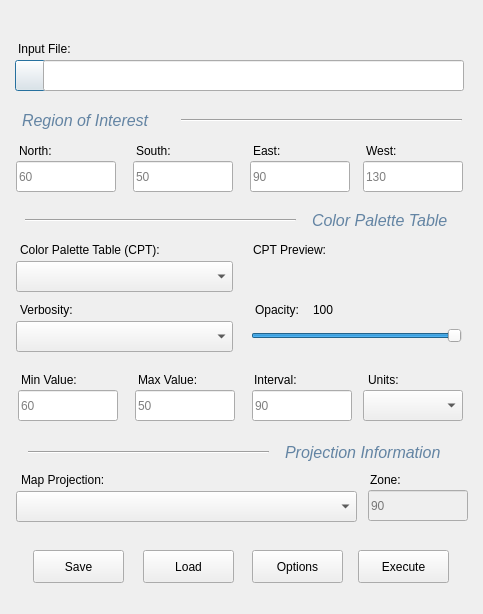
This is mapui/support/interfaces/interface.ui in cheapstr73/mapui as Qt 5 draws it before an edit. The edited form follows.
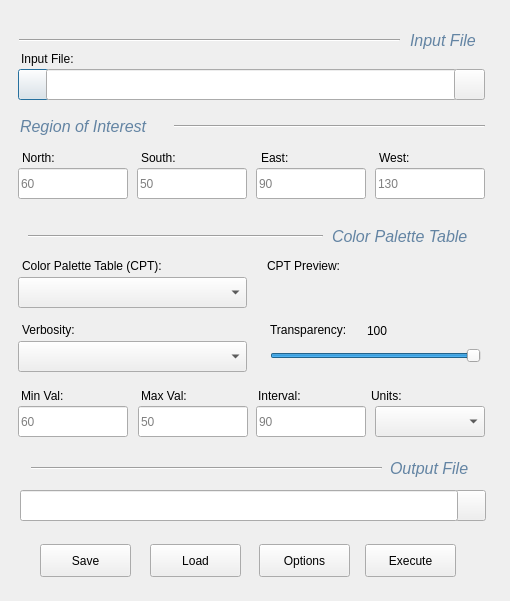
This is the edited form.

```diff
--- a/mapui/support/interfaces/interface.ui
+++ b/mapui/support/interfaces/interface.ui
@@ -6,18 +6,21 @@
    <rect>
     <x>0</x>
     <y>0</y>
-    <width>483</width>
-    <height>614</height>
+    <width>510</width>
+    <height>601</height>
    </rect>
   </property>
   <property name="windowTitle">
    <string>Create GMT Map</string>
   </property>
-  <widget class="QPushButton" name="btn_open_file">
+  <property name="toolTip">
+   <string>Auto Populate Input File Values</string>
+  </property>
+  <widget class="QPushButton" name="btn_file_input">
    <property name="geometry">
     <rect>
-     <x>15</x>
-     <y>60</y>
+     <x>18</x>
+     <y>69</y>
      <width>31</width>
      <height>31</height>
     </rect>
@@ -30,33 +33,33 @@
    <property name="geometry">
     <rect>
      <x>21</x>
-     <y>371</y>
+     <y>387</y>
      <width>71</width>
      <height>17</height>
     </rect>
    </property>
    <property name="text">
-    <string>Min Value:</string>
+    <string>Min Val:</string>
    </property>
   </widget>
   <widget class="QLabel" name="label_2">
    <property name="geometry">
     <rect>
-     <x>138</x>
-     <y>371</y>
+     <x>141</x>
+     <y>387</y>
      <width>71</width>
      <height>17</height>
     </rect>
    </property>
    <property name="text">
-    <string>Max Value:</string>
+    <string>Max Val:</string>
    </property>
   </widget>
   <widget class="QLabel" name="label_3">
    <property name="geometry">
     <rect>
-     <x>254</x>
-     <y>371</y>
+     <x>258</x>
+     <y>387</y>
      <width>71</width>
      <height>17</height>
     </rect>
@@ -68,8 +71,8 @@
   <widget class="QLabel" name="label_4">
    <property name="geometry">
     <rect>
-     <x>136</x>
-     <y>142</y>
+     <x>141</x>
+     <y>149</y>
      <width>71</width>
      <height>17</height>
     </rect>
@@ -81,9 +84,9 @@
   <widget class="QLineEdit" name="txt_north">
    <property name="geometry">
     <rect>
-     <x>16</x>
-     <y>161</y>
-     <width>100</width>
+     <x>18</x>
+     <y>168</y>
+     <width>110</width>
      <height>31</height>
     </rect>
    </property>
@@ -97,9 +100,9 @@
   <widget class="QLineEdit" name="txt_south">
    <property name="geometry">
     <rect>
-     <x>133</x>
-     <y>161</y>
-     <width>100</width>
+     <x>137</x>
+     <y>168</y>
+     <width>110</width>
      <height>31</height>
     </rect>
    </property>
@@ -113,8 +116,8 @@
   <widget class="QLabel" name="label_5">
    <property name="geometry">
     <rect>
-     <x>253</x>
-     <y>142</y>
+     <x>261</x>
+     <y>149</y>
      <width>71</width>
      <height>17</height>
     </rect>
@@ -126,9 +129,9 @@
   <widget class="QLineEdit" name="txt_east">
    <property name="geometry">
     <rect>
-     <x>250</x>
-     <y>161</y>
-     <width>100</width>
+     <x>256</x>
+     <y>168</y>
+     <width>110</width>
      <height>31</height>
     </rect>
    </property>
@@ -142,8 +145,8 @@
   <widget class="QLabel" name="label_6">
    <property name="geometry">
     <rect>
-     <x>19</x>
-     <y>142</y>
+     <x>22</x>
+     <y>149</y>
      <width>71</width>
      <height>17</height>
     </rect>
@@ -155,8 +158,8 @@
   <widget class="QLabel" name="label_7">
    <property name="geometry">
     <rect>
-     <x>366</x>
-     <y>142</y>
+     <x>379</x>
+     <y>149</y>
      <width>71</width>
      <height>17</height>
     </rect>
@@ -168,9 +171,9 @@
   <widget class="QLineEdit" name="txt_west">
    <property name="geometry">
     <rect>
-     <x>363</x>
-     <y>161</y>
-     <width>100</width>
+     <x>375</x>
+     <y>168</y>
+     <width>110</width>
      <height>31</height>
     </rect>
    </property>
@@ -187,8 +190,8 @@
   <widget class="QLabel" name="label_9">
    <property name="geometry">
     <rect>
-     <x>368</x>
-     <y>371</y>
+     <x>371</x>
+     <y>387</y>
      <width>71</width>
      <height>17</height>
     </rect>
@@ -200,9 +203,9 @@
   <widget class="QComboBox" name="combo_cpt">
    <property name="geometry">
     <rect>
-     <x>16</x>
-     <y>261</y>
-     <width>217</width>
+     <x>18</x>
+     <y>277</y>
+     <width>229</width>
      <height>31</height>
     </rect>
    </property>
@@ -210,8 +213,8 @@
   <widget class="QLabel" name="label_10">
    <property name="geometry">
     <rect>
-     <x>20</x>
-     <y>241</y>
+     <x>22</x>
+     <y>257</y>
      <width>171</width>
      <height>17</height>
     </rect>
@@ -223,9 +226,9 @@
   <widget class="QComboBox" name="combo_verbosity">
    <property name="geometry">
     <rect>
-     <x>16</x>
-     <y>321</y>
-     <width>217</width>
+     <x>18</x>
+     <y>341</y>
+     <width>229</width>
      <height>31</height>
     </rect>
    </property>
@@ -233,8 +236,8 @@
   <widget class="QLabel" name="label_11">
    <property name="geometry">
     <rect>
-     <x>20</x>
-     <y>301</y>
+     <x>22</x>
+     <y>321</y>
      <width>111</width>
      <height>17</height>
     </rect>
@@ -243,34 +246,11 @@
     <string>Verbosity:</string>
    </property>
   </widget>
-  <widget class="QLineEdit" name="txt_input_file">
-   <property name="geometry">
-    <rect>
-     <x>43</x>
-     <y>60</y>
-     <width>421</width>
-     <height>31</height>
-    </rect>
-   </property>
-  </widget>
-  <widget class="QLabel" name="label_8">
-   <property name="geometry">
-    <rect>
-     <x>18</x>
-     <y>40</y>
-     <width>64</width>
-     <height>17</height>
-    </rect>
-   </property>
-   <property name="text">
-    <string>Input File:</string>
-   </property>
-  </widget>
   <widget class="QPushButton" name="btn_options">
    <property name="geometry">
     <rect>
-     <x>252</x>
-     <y>550</y>
+     <x>259</x>
+     <y>544</y>
      <width>91</width>
      <height>33</height>
     </rect>
@@ -282,9 +262,9 @@
   <widget class="Line" name="line">
    <property name="geometry">
     <rect>
-     <x>181</x>
-     <y>110</y>
-     <width>281</width>
+     <x>174</x>
+     <y>116</y>
+     <width>311</width>
      <height>20</height>
     </rect>
    </property>
@@ -386,8 +366,8 @@
   <widget class="QLabel" name="label_12">
    <property name="geometry">
     <rect>
-     <x>22</x>
-     <y>110</y>
+     <x>20</x>
+     <y>116</y>
      <width>151</width>
      <height>21</height>
     </rect>
@@ -496,8 +476,8 @@
   <widget class="QLabel" name="label_13">
    <property name="geometry">
     <rect>
-     <x>312</x>
-     <y>210</y>
+     <x>332</x>
+     <y>226</y>
      <width>161</width>
      <height>21</height>
     </rect>
@@ -606,9 +586,9 @@
   <widget class="Line" name="line_2">
    <property name="geometry">
     <rect>
-     <x>25</x>
-     <y>210</y>
-     <width>271</width>
+     <x>28</x>
+     <y>226</y>
+     <width>295</width>
      <height>20</height>
     </rect>
    </property>
@@ -710,8 +690,8 @@
   <widget class="QLabel" name="lbl_projection">
    <property name="geometry">
     <rect>
-     <x>21</x>
-     <y>471</y>
+     <x>24</x>
+     <y>660</y>
      <width>171</width>
      <height>17</height>
     </rect>
@@ -723,8 +703,8 @@
   <widget class="QComboBox" name="combo_projections">
    <property name="geometry">
     <rect>
-     <x>16</x>
-     <y>491</y>
+     <x>19</x>
+     <y>680</y>
      <width>341</width>
      <height>31</height>
     </rect>
@@ -733,8 +713,8 @@
   <widget class="QSlider" name="slider_opacity">
    <property name="geometry">
     <rect>
-     <x>251</x>
-     <y>326</y>
+     <x>270</x>
+     <y>346</y>
      <width>211</width>
      <height>20</height>
     </rect>
@@ -754,12 +734,18 @@
    <property name="orientation">
     <enum>Qt::Horizontal</enum>
    </property>
+   <property name="invertedAppearance">
+    <bool>false</bool>
+   </property>
+   <property name="invertedControls">
+    <bool>true</bool>
+   </property>
   </widget>
   <widget class="QLabel" name="label_14">
    <property name="geometry">
     <rect>
-     <x>253</x>
-     <y>241</y>
+     <x>267</x>
+     <y>257</y>
      <width>171</width>
      <height>17</height>
     </rect>
@@ -771,21 +757,21 @@
   <widget class="QLabel" name="label_15">
    <property name="geometry">
     <rect>
-     <x>255</x>
-     <y>301</y>
-     <width>61</width>
+     <x>270</x>
+     <y>321</y>
+     <width>91</width>
      <height>17</height>
     </rect>
    </property>
    <property name="text">
-    <string>Opacity:</string>
+    <string>Transparency:</string>
    </property>
   </widget>
   <widget class="QLabel" name="lbl_slider_value">
    <property name="geometry">
     <rect>
-     <x>313</x>
-     <y>301</y>
+     <x>367</x>
+     <y>322</y>
      <width>41</width>
      <height>17</height>
     </rect>
@@ -797,9 +783,9 @@
   <widget class="QWidget" name="horizontalLayoutWidget">
    <property name="geometry">
     <rect>
-     <x>249</x>
-     <y>260</y>
-     <width>221</width>
+     <x>263</x>
+     <y>276</y>
+     <width>231</width>
      <height>35</height>
     </rect>
    </property>
@@ -812,9 +798,9 @@
   <widget class="Line" name="line_3">
    <property name="geometry">
     <rect>
-     <x>28</x>
-     <y>442</y>
-     <width>241</width>
+     <x>31</x>
+     <y>458</y>
+     <width>351</width>
      <height>20</height>
     </rect>
    </property>
@@ -916,9 +902,9 @@
   <widget class="QLabel" name="label_16">
    <property name="geometry">
     <rect>
-     <x>285</x>
-     <y>442</y>
-     <width>181</width>
+     <x>390</x>
+     <y>458</y>
+     <width>91</width>
      <height>21</height>
     </rect>
    </property>
@@ -1020,15 +1006,15 @@
     </font>
    </property>
    <property name="text">
-    <string>Projection Information</string>
+    <string>Output File</string>
    </property>
   </widget>
   <widget class="QLineEdit" name="txt_cpt_interval">
    <property name="geometry">
     <rect>
-     <x>252</x>
-     <y>390</y>
-     <width>100</width>
+     <x>256</x>
+     <y>406</y>
+     <width>110</width>
      <height>31</height>
     </rect>
    </property>
@@ -1043,8 +1029,8 @@
    <property name="geometry">
     <rect>
      <x>18</x>
-     <y>390</y>
-     <width>100</width>
+     <y>406</y>
+     <width>110</width>
      <height>31</height>
     </rect>
    </property>
@@ -1058,9 +1044,9 @@
   <widget class="QLineEdit" name="txt_cpt_max">
    <property name="geometry">
     <rect>
-     <x>135</x>
-     <y>390</y>
-     <width>100</width>
+     <x>138</x>
+     <y>406</y>
+     <width>110</width>
      <height>31</height>
     </rect>
    </property>
@@ -1074,9 +1060,9 @@
   <widget class="QComboBox" name="combo_cpt_unit">
    <property name="geometry">
     <rect>
-     <x>363</x>
-     <y>390</y>
-     <width>100</width>
+     <x>375</x>
+     <y>406</y>
+     <width>110</width>
      <height>31</height>
     </rect>
    </property>
@@ -1087,8 +1073,8 @@
   <widget class="QPushButton" name="btn_save">
    <property name="geometry">
     <rect>
-     <x>33</x>
-     <y>550</y>
+     <x>40</x>
+     <y>544</y>
      <width>91</width>
      <height>33</height>
     </rect>
@@ -1100,8 +1086,8 @@
   <widget class="QPushButton" name="btn_load">
    <property name="geometry">
     <rect>
-     <x>143</x>
-     <y>550</y>
+     <x>150</x>
+     <y>544</y>
      <width>91</width>
      <height>33</height>
     </rect>
@@ -1115,7 +1101,7 @@
     <rect>
      <x>0</x>
      <y>0</y>
-     <width>491</width>
+     <width>511</width>
      <height>41</height>
     </rect>
    </property>
@@ -1124,8 +1110,8 @@
   <widget class="QPushButton" name="btn_execute">
    <property name="geometry">
     <rect>
-     <x>358</x>
-     <y>550</y>
+     <x>365</x>
+     <y>544</y>
      <width>91</width>
      <height>33</height>
     </rect>
@@ -1140,8 +1126,8 @@
    </property>
    <property name="geometry">
     <rect>
-     <x>368</x>
-     <y>490</y>
+     <x>371</x>
+     <y>679</y>
      <width>100</width>
      <height>31</height>
     </rect>
@@ -1156,8 +1142,8 @@
   <widget class="QLabel" name="label_17">
    <property name="geometry">
     <rect>
-     <x>370</x>
-     <y>471</y>
+     <x>373</x>
+     <y>660</y>
      <width>71</width>
      <height>17</height>
     </rect>
@@ -1166,49 +1152,657 @@
     <string>Zone:</string>
    </property>
   </widget>
-  <zorder>btn_open_file</zorder>
-  <zorder>label</zorder>
-  <zorder>label_2</zorder>
-  <zorder>label_3</zorder>
-  <zorder>label_4</zorder>
-  <zorder>txt_north</zorder>
-  <zorder>txt_south</zorder>
-  <zorder>label_5</zorder>
-  <zorder>txt_east</zorder>
-  <zorder>label_6</zorder>
-  <zorder>label_7</zorder>
-  <zorder>txt_west</zorder>
-  <zorder>label_9</zorder>
-  <zorder>combo_cpt</zorder>
-  <zorder>label_10</zorder>
-  <zorder>combo_verbosity</zorder>
-  <zorder>label_11</zorder>
-  <zorder>label_8</zorder>
-  <zorder>btn_options</zorder>
-  <zorder>line</zorder>
-  <zorder>label_12</zorder>
-  <zorder>label_13</zorder>
-  <zorder>line_2</zorder>
-  <zorder>lbl_projection</zorder>
-  <zorder>combo_projections</zorder>
-  <zorder>slider_opacity</zorder>
-  <zorder>label_14</zorder>
-  <zorder>label_15</zorder>
-  <zorder>lbl_slider_value</zorder>
-  <zorder>horizontalLayoutWidget</zorder>
-  <zorder>line_3</zorder>
-  <zorder>label_16</zorder>
-  <zorder>txt_cpt_interval</zorder>
-  <zorder>txt_cpt_min</zorder>
-  <zorder>txt_cpt_max</zorder>
-  <zorder>combo_cpt_unit</zorder>
-  <zorder>btn_save</zorder>
-  <zorder>btn_load</zorder>
-  <zorder>horizontalLayoutWidget_2</zorder>
-  <zorder>btn_execute</zorder>
-  <zorder>txt_cpt_interval_2</zorder>
-  <zorder>label_17</zorder>
-  <zorder>txt_input_file</zorder>
+  <widget class="QLabel" name="label_8">
+   <property name="geometry">
+    <rect>
+     <x>21</x>
+     <y>50</y>
+     <width>71</width>
+     <height>17</height>
+    </rect>
+   </property>
+   <property name="text">
+    <string>Input File:</string>
+   </property>
+  </widget>
+  <widget class="QLabel" name="label_18">
+   <property name="geometry">
+    <rect>
+     <x>410</x>
+     <y>30</y>
+     <width>81</width>
+     <height>21</height>
+    </rect>
+   </property>
+   <property name="palette">
+    <palette>
+     <active>
+      <colorrole role="WindowText">
+       <brush brushstyle="SolidPattern">
+        <color alpha="255">
+         <red>99</red>
+         <green>132</green>
+         <blue>163</blue>
+        </color>
+       </brush>
+      </colorrole>
+      <colorrole role="Text">
+       <brush brushstyle="SolidPattern">
+        <color alpha="255">
+         <red>82</red>
+         <green>141</green>
+         <blue>163</blue>
+        </color>
+       </brush>
+      </colorrole>
+      <colorrole role="PlaceholderText">
+       <brush brushstyle="SolidPattern">
+        <color alpha="128">
+         <red>82</red>
+         <green>141</green>
+         <blue>163</blue>
+        </color>
+       </brush>
+      </colorrole>
+     </active>
+     <inactive>
+      <colorrole role="WindowText">
+       <brush brushstyle="SolidPattern">
+        <color alpha="255">
+         <red>99</red>
+         <green>132</green>
+         <blue>163</blue>
+        </color>
+       </brush>
+      </colorrole>
+      <colorrole role="Text">
+       <brush brushstyle="SolidPattern">
+        <color alpha="255">
+         <red>82</red>
+         <green>141</green>
+         <blue>163</blue>
+        </color>
+       </brush>
+      </colorrole>
+      <colorrole role="PlaceholderText">
+       <brush brushstyle="SolidPattern">
+        <color alpha="128">
+         <red>82</red>
+         <green>141</green>
+         <blue>163</blue>
+        </color>
+       </brush>
+      </colorrole>
+     </inactive>
+     <disabled>
+      <colorrole role="WindowText">
+       <brush brushstyle="SolidPattern">
+        <color alpha="255">
+         <red>177</red>
+         <green>181</green>
+         <blue>184</blue>
+        </color>
+       </brush>
+      </colorrole>
+      <colorrole role="Text">
+       <brush brushstyle="SolidPattern">
+        <color alpha="255">
+         <red>180</red>
+         <green>184</green>
+         <blue>186</blue>
+        </color>
+       </brush>
+      </colorrole>
+      <colorrole role="PlaceholderText">
+       <brush brushstyle="SolidPattern">
+        <color alpha="128">
+         <red>65</red>
+         <green>76</green>
+         <blue>82</blue>
+        </color>
+       </brush>
+      </colorrole>
+     </disabled>
+    </palette>
+   </property>
+   <property name="font">
+    <font>
+     <pointsize>12</pointsize>
+     <italic>true</italic>
+    </font>
+   </property>
+   <property name="text">
+    <string>Input File</string>
+   </property>
+  </widget>
+  <widget class="Line" name="line_4">
+   <property name="geometry">
+    <rect>
+     <x>19</x>
+     <y>30</y>
+     <width>381</width>
+     <height>20</height>
+    </rect>
+   </property>
+   <property name="palette">
+    <palette>
+     <active>
+      <colorrole role="WindowText">
+       <brush brushstyle="SolidPattern">
+        <color alpha="255">
+         <red>99</red>
+         <green>132</green>
+         <blue>163</blue>
+        </color>
+       </brush>
+      </colorrole>
+      <colorrole role="Text">
+       <brush brushstyle="SolidPattern">
+        <color alpha="255">
+         <red>82</red>
+         <green>141</green>
+         <blue>163</blue>
+        </color>
+       </brush>
+      </colorrole>
+      <colorrole role="PlaceholderText">
+       <brush brushstyle="SolidPattern">
+        <color alpha="128">
+         <red>82</red>
+         <green>141</green>
+         <blue>163</blue>
+        </color>
+       </brush>
+      </colorrole>
+     </active>
+     <inactive>
+      <colorrole role="WindowText">
+       <brush brushstyle="SolidPattern">
+        <color alpha="255">
+         <red>99</red>
+         <green>132</green>
+         <blue>163</blue>
+        </color>
+       </brush>
+      </colorrole>
+      <colorrole role="Text">
+       <brush brushstyle="SolidPattern">
+        <color alpha="255">
+         <red>82</red>
+         <green>141</green>
+         <blue>163</blue>
+        </color>
+       </brush>
+      </colorrole>
+      <colorrole role="PlaceholderText">
+       <brush brushstyle="SolidPattern">
+        <color alpha="128">
+         <red>82</red>
+         <green>141</green>
+         <blue>163</blue>
+        </color>
+       </brush>
+      </colorrole>
+     </inactive>
+     <disabled>
+      <colorrole role="WindowText">
+       <brush brushstyle="SolidPattern">
+        <color alpha="255">
+         <red>177</red>
+         <green>181</green>
+         <blue>184</blue>
+        </color>
+       </brush>
+      </colorrole>
+      <colorrole role="Text">
+       <brush brushstyle="SolidPattern">
+        <color alpha="255">
+         <red>180</red>
+         <green>184</green>
+         <blue>186</blue>
+        </color>
+       </brush>
+      </colorrole>
+      <colorrole role="PlaceholderText">
+       <brush brushstyle="SolidPattern">
+        <color alpha="128">
+         <red>65</red>
+         <green>76</green>
+         <blue>82</blue>
+        </color>
+       </brush>
+      </colorrole>
+     </disabled>
+    </palette>
+   </property>
+   <property name="orientation">
+    <enum>Qt::Horizontal</enum>
+   </property>
+  </widget>
+  <widget class="QLineEdit" name="txt_file_input">
+   <property name="geometry">
+    <rect>
+     <x>46</x>
+     <y>69</y>
+     <width>411</width>
+     <height>31</height>
+    </rect>
+   </property>
+  </widget>
+  <widget class="QLabel" name="lbl_east">
+   <property name="geometry">
+    <rect>
+     <x>297</x>
+     <y>149</y>
+     <width>64</width>
+     <height>17</height>
+    </rect>
+   </property>
+   <property name="palette">
+    <palette>
+     <active>
+      <colorrole role="WindowText">
+       <brush brushstyle="SolidPattern">
+        <color alpha="255">
+         <red>136</red>
+         <green>136</green>
+         <blue>136</blue>
+        </color>
+       </brush>
+      </colorrole>
+     </active>
+     <inactive>
+      <colorrole role="WindowText">
+       <brush brushstyle="SolidPattern">
+        <color alpha="255">
+         <red>136</red>
+         <green>136</green>
+         <blue>136</blue>
+        </color>
+       </brush>
+      </colorrole>
+     </inactive>
+     <disabled>
+      <colorrole role="WindowText">
+       <brush brushstyle="SolidPattern">
+        <color alpha="255">
+         <red>177</red>
+         <green>181</green>
+         <blue>184</blue>
+        </color>
+       </brush>
+      </colorrole>
+     </disabled>
+    </palette>
+   </property>
+   <property name="font">
+    <font>
+     <pointsize>8</pointsize>
+    </font>
+   </property>
+   <property name="text">
+    <string/>
+   </property>
+  </widget>
+  <widget class="QLabel" name="lbl_west">
+   <property name="geometry">
+    <rect>
+     <x>419</x>
+     <y>149</y>
+     <width>64</width>
+     <height>17</height>
+    </rect>
+   </property>
+   <property name="palette">
+    <palette>
+     <active>
+      <colorrole role="WindowText">
+       <brush brushstyle="SolidPattern">
+        <color alpha="255">
+         <red>136</red>
+         <green>136</green>
+         <blue>136</blue>
+        </color>
+       </brush>
+      </colorrole>
+     </active>
+     <inactive>
+      <colorrole role="WindowText">
+       <brush brushstyle="SolidPattern">
+        <color alpha="255">
+         <red>136</red>
+         <green>136</green>
+         <blue>136</blue>
+        </color>
+       </brush>
+      </colorrole>
+     </inactive>
+     <disabled>
+      <colorrole role="WindowText">
+       <brush brushstyle="SolidPattern">
+        <color alpha="255">
+         <red>177</red>
+         <green>181</green>
+         <blue>184</blue>
+        </color>
+       </brush>
+      </colorrole>
+     </disabled>
+    </palette>
+   </property>
+   <property name="font">
+    <font>
+     <pointsize>8</pointsize>
+    </font>
+   </property>
+   <property name="text">
+    <string/>
+   </property>
+  </widget>
+  <widget class="QLabel" name="lbl_min">
+   <property name="geometry">
+    <rect>
+     <x>76</x>
+     <y>387</y>
+     <width>51</width>
+     <height>17</height>
+    </rect>
+   </property>
+   <property name="palette">
+    <palette>
+     <active>
+      <colorrole role="WindowText">
+       <brush brushstyle="SolidPattern">
+        <color alpha="255">
+         <red>136</red>
+         <green>136</green>
+         <blue>136</blue>
+        </color>
+       </brush>
+      </colorrole>
+     </active>
+     <inactive>
+      <colorrole role="WindowText">
+       <brush brushstyle="SolidPattern">
+        <color alpha="255">
+         <red>136</red>
+         <green>136</green>
+         <blue>136</blue>
+        </color>
+       </brush>
+      </colorrole>
+     </inactive>
+     <disabled>
+      <colorrole role="WindowText">
+       <brush brushstyle="SolidPattern">
+        <color alpha="255">
+         <red>177</red>
+         <green>181</green>
+         <blue>184</blue>
+        </color>
+       </brush>
+      </colorrole>
+     </disabled>
+    </palette>
+   </property>
+   <property name="font">
+    <font>
+     <pointsize>8</pointsize>
+    </font>
+   </property>
+   <property name="text">
+    <string/>
+   </property>
+  </widget>
+  <widget class="QLabel" name="lbl_max">
+   <property name="geometry">
+    <rect>
+     <x>199</x>
+     <y>387</y>
+     <width>51</width>
+     <height>17</height>
+    </rect>
+   </property>
+   <property name="palette">
+    <palette>
+     <active>
+      <colorrole role="WindowText">
+       <brush brushstyle="SolidPattern">
+        <color alpha="255">
+         <red>136</red>
+         <green>136</green>
+         <blue>136</blue>
+        </color>
+       </brush>
+      </colorrole>
+     </active>
+     <inactive>
+      <colorrole role="WindowText">
+       <brush brushstyle="SolidPattern">
+        <color alpha="255">
+         <red>136</red>
+         <green>136</green>
+         <blue>136</blue>
+        </color>
+       </brush>
+      </colorrole>
+     </inactive>
+     <disabled>
+      <colorrole role="WindowText">
+       <brush brushstyle="SolidPattern">
+        <color alpha="255">
+         <red>177</red>
+         <green>181</green>
+         <blue>184</blue>
+        </color>
+       </brush>
+      </colorrole>
+     </disabled>
+    </palette>
+   </property>
+   <property name="font">
+    <font>
+     <pointsize>8</pointsize>
+    </font>
+   </property>
+   <property name="text">
+    <string/>
+   </property>
+  </widget>
+  <widget class="QLabel" name="lbl_south">
+   <property name="geometry">
+    <rect>
+     <x>187</x>
+     <y>150</y>
+     <width>51</width>
+     <height>16</height>
+    </rect>
+   </property>
+   <property name="palette">
+    <palette>
+     <active>
+      <colorrole role="WindowText">
+       <brush brushstyle="SolidPattern">
+        <color alpha="255">
+         <red>136</red>
+         <green>136</green>
+         <blue>136</blue>
+        </color>
+       </brush>
+      </colorrole>
+     </active>
+     <inactive>
+      <colorrole role="WindowText">
+       <brush brushstyle="SolidPattern">
+        <color alpha="255">
+         <red>136</red>
+         <green>136</green>
+         <blue>136</blue>
+        </color>
+       </brush>
+      </colorrole>
+     </inactive>
+     <disabled>
+      <colorrole role="WindowText">
+       <brush brushstyle="SolidPattern">
+        <color alpha="255">
+         <red>177</red>
+         <green>181</green>
+         <blue>184</blue>
+        </color>
+       </brush>
+      </colorrole>
+     </disabled>
+    </palette>
+   </property>
+   <property name="font">
+    <font>
+     <pointsize>8</pointsize>
+    </font>
+   </property>
+   <property name="text">
+    <string/>
+   </property>
+  </widget>
+  <widget class="QLabel" name="lbl_north">
+   <property name="geometry">
+    <rect>
+     <x>66</x>
+     <y>150</y>
+     <width>51</width>
+     <height>16</height>
+    </rect>
+   </property>
+   <property name="palette">
+    <palette>
+     <active>
+      <colorrole role="WindowText">
+       <brush brushstyle="SolidPattern">
+        <color alpha="255">
+         <red>136</red>
+         <green>136</green>
+         <blue>136</blue>
+        </color>
+       </brush>
+      </colorrole>
+     </active>
+     <inactive>
+      <colorrole role="WindowText">
+       <brush brushstyle="SolidPattern">
+        <color alpha="255">
+         <red>136</red>
+         <green>136</green>
+         <blue>136</blue>
+        </color>
+       </brush>
+      </colorrole>
+     </inactive>
+     <disabled>
+      <colorrole role="WindowText">
+       <brush brushstyle="SolidPattern">
+        <color alpha="255">
+         <red>177</red>
+         <green>181</green>
+         <blue>184</blue>
+        </color>
+       </brush>
+      </colorrole>
+     </disabled>
+    </palette>
+   </property>
+   <property name="font">
+    <font>
+     <pointsize>8</pointsize>
+    </font>
+   </property>
+   <property name="text">
+    <string/>
+   </property>
+  </widget>
+  <widget class="QPushButton" name="btn_fill_defaults">
+   <property name="geometry">
+    <rect>
+     <x>454</x>
+     <y>69</y>
+     <width>31</width>
+     <height>31</height>
+    </rect>
+   </property>
+   <property name="text">
+    <string/>
+   </property>
+   <property name="flat">
+    <bool>false</bool>
+   </property>
+  </widget>
+  <widget class="QPushButton" name="btn_file_output">
+   <property name="geometry">
+    <rect>
+     <x>455</x>
+     <y>490</y>
+     <width>31</width>
+     <height>31</height>
+    </rect>
+   </property>
+   <property name="text">
+    <string/>
+   </property>
+  </widget>
+  <widget class="QLineEdit" name="txt_file_output">
+   <property name="geometry">
+    <rect>
+     <x>20</x>
+     <y>490</y>
+     <width>438</width>
+     <height>31</height>
+    </rect>
+   </property>
+  </widget>
+  <widget class="QLabel" name="lbl_projection_2">
+   <property name="geometry">
+    <rect>
+     <x>10</x>
+     <y>725</y>
+     <width>111</width>
+     <height>17</height>
+    </rect>
+   </property>
+   <property name="text">
+    <string>Map Projection:</string>
+   </property>
+  </widget>
+  <widget class="QPushButton" name="btn_select_projection">
+   <property name="geometry">
+    <rect>
+     <x>370</x>
+     <y>715</y>
+     <width>110</width>
+     <height>31</height>
+    </rect>
+   </property>
+   <property name="text">
+    <string>Select</string>
+   </property>
+   <property name="autoDefault">
+    <bool>false</bool>
+   </property>
+   <property name="flat">
+    <bool>true</bool>
+   </property>
+  </widget>
+  <widget class="QLabel" name="label_19">
+   <property name="geometry">
+    <rect>
+     <x>10</x>
+     <y>750</y>
+     <width>191</width>
+     <height>17</height>
+    </rect>
+   </property>
+   <property name="text">
+    <string>Cylindrical equidistant</string>
+   </property>
+  </widget>
  </widget>
  <resources/>
  <connections/>
```
Left out of the diff: 2 changed lines with no effect on the pictures.
